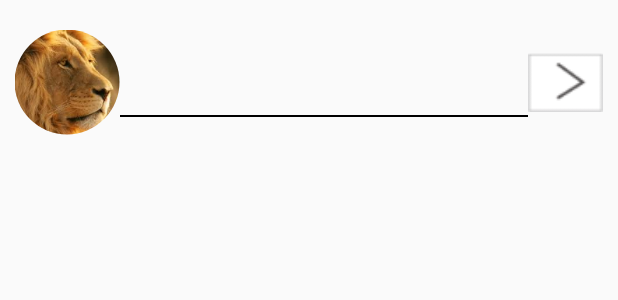
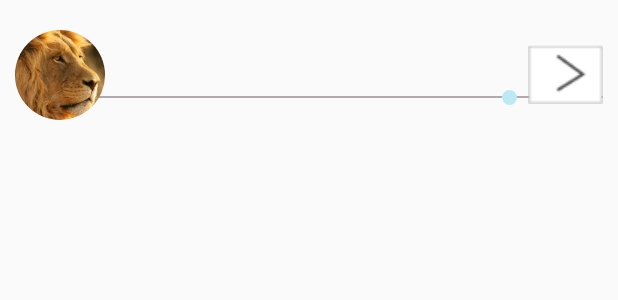
Before and after one commit to Nhokquay9x26/TrainingProject, an Android app: the layout item_recyclerview_home.xml on its own in the app's theme, with its tools: preview values and no code run, on a phone screen of 412 x 824 dp. Shown: the top 300 px of the screen. Run offline under Robolectric (Android 15) with nearby library versions, the phone set to English and light mode, and no system bars.

Commit message:
*[Group 2] edit item_recycleview_home.xml, create circle_home.xml

```diff
--- a/TrainingProject/app/src/main/java/vn/asiantech/LearingEnglish/fragments/TopFragment.java
+++ b/TrainingProject/app/src/main/java/vn/asiantech/LearingEnglish/fragments/TopFragment.java
@@ -28,27 +28,35 @@ public class TopFragment extends BaseFragment {
     ArrayList<HomeCategory> mArraylist = new ArrayList<>();
 
     @AfterViews
-    void afterViews(){
+    void afterViews() {
         fakedata();
-       // configRecycleView();
-        mHomeAdapter = new HomeAdapter(getActivity(),mArraylist);
+        mHomeAdapter = new HomeAdapter(getActivity(), mArraylist);
         mRecyclerHome.setLayoutManager(new LinearLayoutManager(getActivity().getBaseContext()));
         mRecyclerHome.setAdapter(mHomeAdapter);
     }
-//    private void configRecycleView() {
-//        LinearLayoutManager linearLayoutManager = new LinearLayoutManager(getActivity());
-//        linearLayoutManager.setOrientation(LinearLayoutManager.VERTICAL);
-//        mRecyclerHome.setLayoutManager(linearLayoutManager);
-//    }
 
+    /**
+     * fakedata
+     */
     private void fakedata() {
         HomeCategory homeCategory = new HomeCategory();
         homeCategory.setMAvataHome(R.drawable.img_animal);
         homeCategory.setMNameHome("Animal");
         mArraylist.add(homeCategory);
+
         HomeCategory homeCategory1 = new HomeCategory();
-        homeCategory1.setMAvataHome(R.drawable.img_animal);
-        homeCategory1.setMNameHome("Animalaaaa");
+        homeCategory1.setMAvataHome(R.drawable.img_vegetables);
+        homeCategory1.setMNameHome("Vegetables");
         mArraylist.add(homeCategory1);
+
+        HomeCategory homeCategory2 = new HomeCategory();
+        homeCategory2.setMAvataHome(R.drawable.img_transport);
+        homeCategory2.setMNameHome("Transport");
+        mArraylist.add(homeCategory2);
+
+        HomeCategory homeCategory3 = new HomeCategory();
+        homeCategory3.setMAvataHome(R.drawable.img_vegetables);
+        homeCategory3.setMNameHome("Vegetables");
+        mArraylist.add(homeCategory3);
     }
 }
--- /dev/null
+++ b/TrainingProject/app/src/main/res/drawable/circle_home.xml
@@ -0,0 +1,6 @@
+<shape
+    android:shape="oval"
+    xmlns:android="http://schemas.android.com/apk/res/android">
+<solid android:color="#bde9f4"></solid>
+
+</shape>
--- a/TrainingProject/app/src/main/res/layout/item_recyclerview_home.xml
+++ b/TrainingProject/app/src/main/res/layout/item_recyclerview_home.xml
@@ -1,23 +1,14 @@
-<RelativeLayout
-    xmlns:android="http://schemas.android.com/apk/res/android"
+<RelativeLayout xmlns:android="http://schemas.android.com/apk/res/android"
     android:layout_width="match_parent"
     android:layout_height="wrap_content"
     android:layout_marginLeft="@dimen/item.recycleview.maginleft"
     android:layout_marginRight="@dimen/item.recycleview.maginright"
     android:layout_marginTop="@dimen/item.recycleview.magintop">
 
-    <vn.asiantech.LearingEnglish.utils.CircleImageView
-        android:id="@+id/imgAvataItemHome"
-        android:layout_width="@dimen/item.recycleview.with.avata"
-        android:layout_height="@dimen/item.recycleview.with.avata"
-        android:src="@drawable/img_animal" />
-
-    <LinearLayout
+    <RelativeLayout
         android:layout_width="match_parent"
         android:layout_height="wrap_content"
         android:layout_centerVertical="true"
-        android:layout_toLeftOf="@+id/imgSelectItemHome"
-        android:layout_toRightOf="@+id/imgAvataItemHome"
         android:orientation="vertical">
 
         <TextView
@@ -28,11 +19,34 @@
             android:layout_marginTop="@dimen/item.recycleview.magintop.textview"
             android:textSize="@dimen/item.recycleview.textsize" />
 
-        <TextView
-            android:layout_width="match_parent"
-            android:layout_height="1dp"
-            android:background="@color/color.black" />
-    </LinearLayout>
+        <RelativeLayout
+            android:layout_width="wrap_content"
+            android:layout_height="@dimen/item.recycleview.maginleft.home.view.with.height"
+            android:layout_below="@+id/tvNameItemHome">
+
+            <TextView
+                android:layout_width="match_parent"
+                android:layout_height="1dp"
+                android:layout_centerVertical="true"
+                android:layout_marginLeft="@dimen/item.recycleview.maginleft.line"
+                android:background="@color/item.recycleview.home.line" />
+
+            <View
+                android:layout_width="@dimen/item.recycleview.maginleft.home.view.with.height"
+                android:layout_height="@dimen/item.recycleview.maginleft.home.view.with.height"
+                android:layout_alignParentRight="true"
+                android:layout_centerInParent="true"
+                android:layout_centerVertical="true"
+                android:layout_marginRight="@dimen/item.recycleview.maginleft.home.view.maginright"
+                android:background="@drawable/circle_home" />
+        </RelativeLayout>
+    </RelativeLayout>
+
+    <vn.asiantech.LearingEnglish.utils.CircleImageView
+        android:id="@+id/imgAvataItemHome"
+        android:layout_width="@dimen/item.recycleview.with.avata"
+        android:layout_height="@dimen/item.recycleview.with.avata"
+        android:src="@drawable/img_animal" />
 
     <ImageView
         android:id="@+id/imgSelectItemHome"
--- a/TrainingProject/app/src/main/res/values/colors.xml
+++ b/TrainingProject/app/src/main/res/values/colors.xml
@@ -26,4 +26,5 @@
     <color name="colorPrimaryDark">#00b9e6</color>
     <color name="favorite.title.background">#00b9e6</color>
     <color name="favorite.textview.title.color">#ffffff</color>
+    <color name="item.recycleview.home.line">#b2aaaa</color>
 </resources>
--- a/TrainingProject/app/src/main/res/values/dimens.xml
+++ b/TrainingProject/app/src/main/res/values/dimens.xml
@@ -73,11 +73,11 @@
     <dimen name="item.recycleview.magintop">20dp</dimen>
     <dimen name="item.recycleview.maginright">10dp</dimen>
     <dimen name="item.recycleview.maginleft">10dp</dimen>
-    <dimen name="item.recycleview.with.avata">70dp</dimen>
+    <dimen name="item.recycleview.with.avata">60dp</dimen>
     <dimen name="item.recycleview.textsize">18sp</dimen>
     <dimen name="item.recycleview.with.select">50dp</dimen>
-    <dimen name="item.recycleview.maginleft.textview">10dp</dimen>
-    <dimen name="item.recycleview.magintop.textview">20dp</dimen>
+    <dimen name="item.recycleview.maginleft.textview">70dp</dimen>
+    <dimen name="item.recycleview.magintop.textview">5dp</dimen>
     <dimen name="activity.main.viewpager.magintop">80dp</dimen>
     <dimen name="activity.main.viewpager.maginbottom">50dp</dimen>
     <dimen name="custom.tabbar.main.height.header">80dp</dimen>
@@ -90,6 +90,7 @@
     <dimen name="favorite.rlfavorite.margin">20dp</dimen>
     <dimen name="item.favorite.padding">10dp</dimen>
     <dimen name="favorite.rlhome.margin">20dp</dimen>
-
-
+    <dimen name="item.recycleview.maginleft.line">30dp</dimen>
+    <dimen name="item.recycleview.maginleft.home.view.maginright">57dp</dimen>
+    <dimen name="item.recycleview.maginleft.home.view.with.height">10dp</dimen>
 </resources>
```
Also changed, not shown: TrainingProject/app/src/main/res/drawable-xhdpi/img_transport.jpeg (added), TrainingProject/app/src/main/res/drawable-xhdpi/img_vegetables.jpeg (added).
